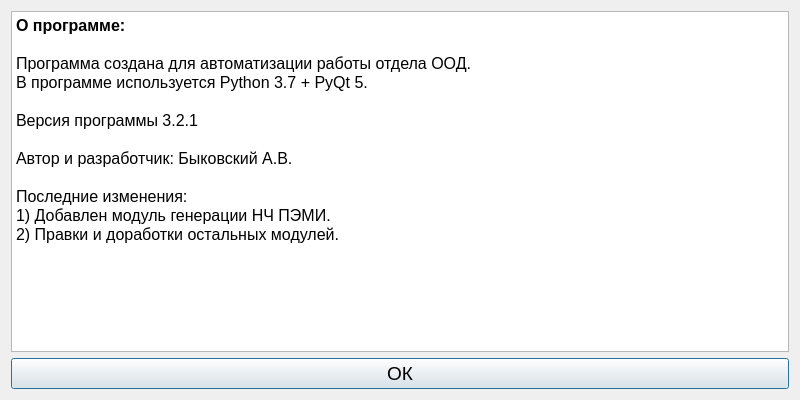
Before: the Qt Designer form designer/about.ui in ant1cus/Project_OOD, drawn with Qt 5.
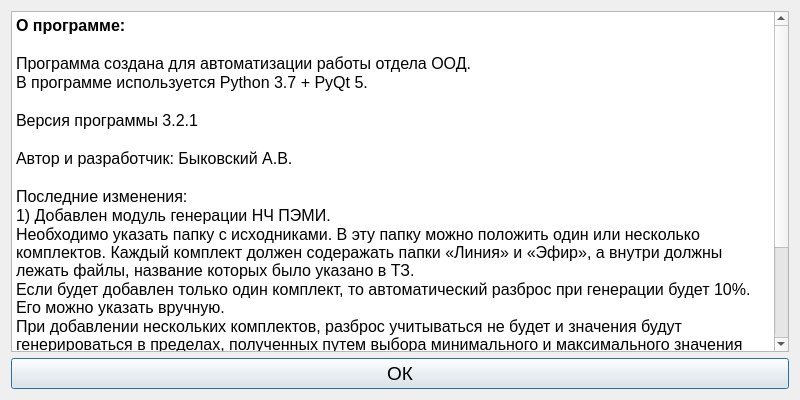
After: the same form once the commit is applied.

What changed in the file:
```diff
--- a/designer/about.ui
+++ b/designer/about.ui
@@ -53,6 +53,11 @@
 &lt;p style=&quot;-qt-paragraph-type:empty; margin-top:0px; margin-bottom:0px; margin-left:0px; margin-right:0px; -qt-block-indent:0; text-indent:0px; font-size:12pt;&quot;&gt;&lt;br /&gt;&lt;/p&gt;
 &lt;p style=&quot; margin-top:0px; margin-bottom:0px; margin-left:0px; margin-right:0px; -qt-block-indent:0; text-indent:0px;&quot;&gt;&lt;span style=&quot; font-size:12pt;&quot;&gt;Последние изменения:&lt;/span&gt;&lt;/p&gt;
 &lt;p style=&quot; margin-top:0px; margin-bottom:0px; margin-left:0px; margin-right:0px; -qt-block-indent:0; text-indent:0px;&quot;&gt;&lt;span style=&quot; font-size:12pt;&quot;&gt;1) Добавлен модуль генерации НЧ ПЭМИ.&lt;/span&gt;&lt;/p&gt;
+&lt;p style=&quot; margin-top:0px; margin-bottom:0px; margin-left:0px; margin-right:0px; -qt-block-indent:0; text-indent:0px;&quot;&gt;&lt;span style=&quot; font-size:12pt;&quot;&gt;Необходимо указать папку с исходниками. В эту папку можно положить один или несколько комплектов. Каждый комплект должен содеражать папки «Линия» и «Эфир», а внутри должны лежать файлы, название которых было указано в ТЗ.&lt;/span&gt;&lt;/p&gt;
+&lt;p style=&quot; margin-top:0px; margin-bottom:0px; margin-left:0px; margin-right:0px; -qt-block-indent:0; text-indent:0px;&quot;&gt;&lt;span style=&quot; font-size:12pt;&quot;&gt;Если будет добавлен только один комплект, то автоматический разброс при генерации будет 10%. Его можно указать вручную.&lt;/span&gt;&lt;/p&gt;
+&lt;p style=&quot; margin-top:0px; margin-bottom:0px; margin-left:0px; margin-right:0px; -qt-block-indent:0; text-indent:0px;&quot;&gt;&lt;span style=&quot; font-size:12pt;&quot;&gt;При добавлении нескольких комплектов, разброс учитываться не будет и значения будут генерироваться в пределах, полученных путем выбора минимального и максимального значения сигнала и шума на каждой отдельной частоте. Количество частот в каждом файле должно быть одинаковым. Если будет пропуск какой-либо частоты в одном из одинаковых файлов, программа просигнализирует об этом, а генерация будет остановлена.&lt;/span&gt;&lt;/p&gt;
+&lt;p style=&quot; margin-top:0px; margin-bottom:0px; margin-left:0px; margin-right:0px; -qt-block-indent:0; text-indent:0px;&quot;&gt;&lt;span style=&quot; font-size:12pt;&quot;&gt;Так же программа сообщит, если в каком-либо файле линий разница между сигналом и шумом будет больше на установленного значения «3».&lt;/span&gt;&lt;/p&gt;
+&lt;p style=&quot; margin-top:0px; margin-bottom:0px; margin-left:0px; margin-right:0px; -qt-block-indent:0; text-indent:0px;&quot;&gt;&lt;span style=&quot; font-size:12pt;&quot;&gt;Номера генерируемых комплектов указываются аналогично генератору ПЭМИ.&lt;/span&gt;&lt;/p&gt;
 &lt;p style=&quot; margin-top:0px; margin-bottom:0px; margin-left:0px; margin-right:0px; -qt-block-indent:0; text-indent:0px;&quot;&gt;&lt;span style=&quot; font-size:12pt;&quot;&gt;2) Правки и доработки остальных модулей.&lt;/span&gt;&lt;/p&gt;&lt;/body&gt;&lt;/html&gt;</string>
      </property>
     </widget>
```
